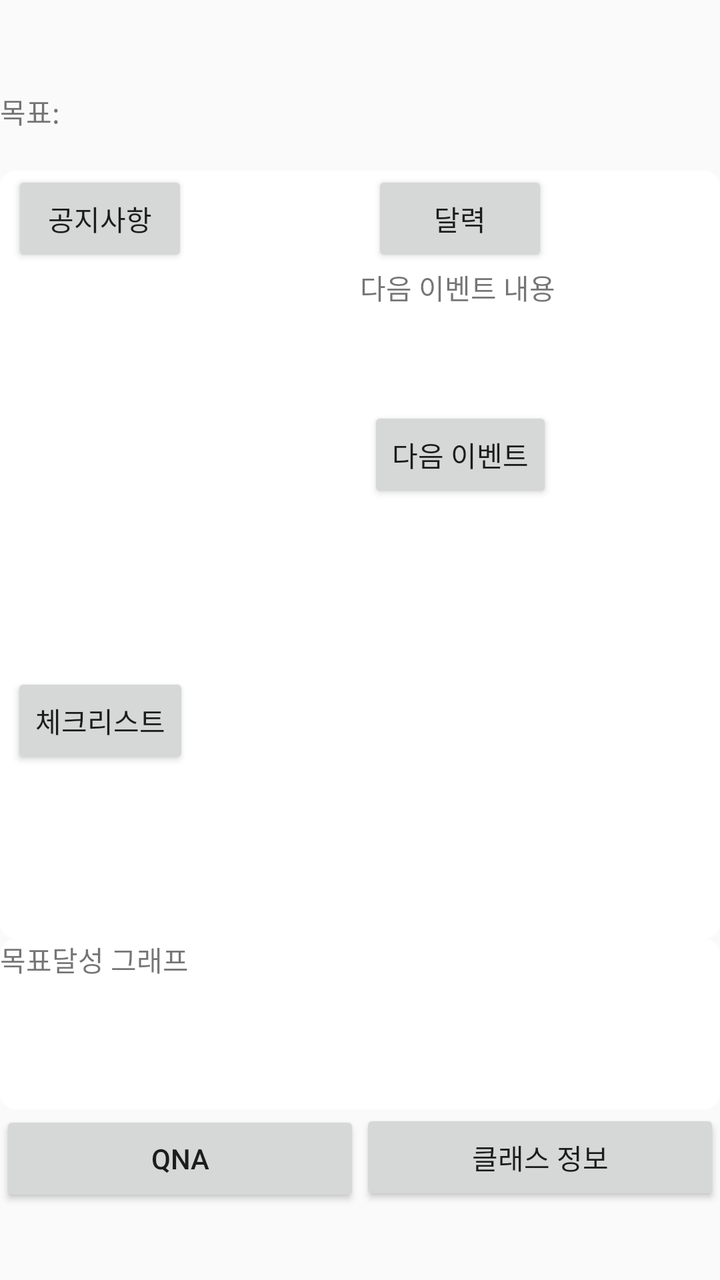
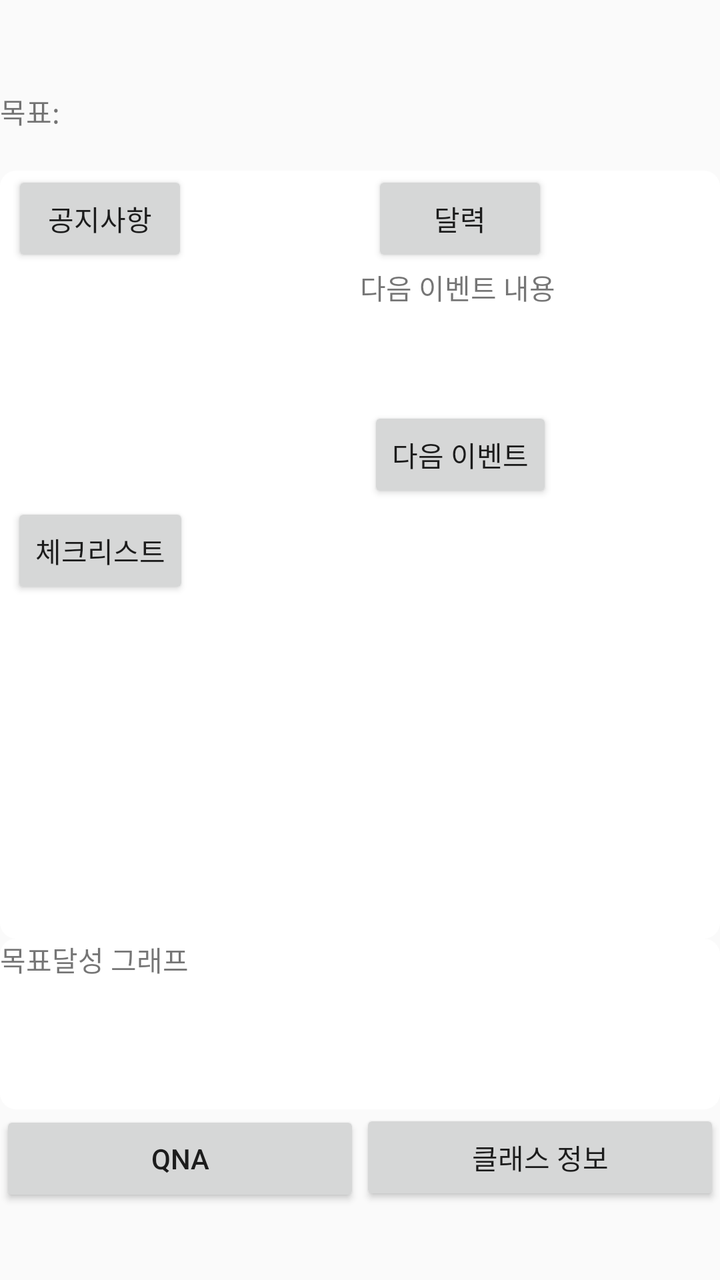

Before-and-after screenshots of an Android layout around one commit, followed by the original layout XML and the change that was made.
<!-- AndroidManifest.xml: application theme Theme.AppCompat.Light.DarkActionBar -->
<!-- res/layout/activity_in_class.xml -->
<?xml version="1.0" encoding="utf-8"?>
<LinearLayout xmlns:android="http://schemas.android.com/apk/res/android"
    android:layout_width="match_parent"
    android:layout_height="match_parent"
    android:orientation="vertical">

    <LinearLayout
        android:layout_weight="1"
        android:layout_width="match_parent"
        android:layout_height="0dp"
        android:orientation="vertical">
        <TextView
            android:layout_width="wrap_content"
            android:layout_height="wrap_content"
            android:id="@+id/InClassName"
            android:textSize="30dp"
            android:layout_gravity="center"/>
        <LinearLayout
            android:layout_marginTop="5dp"
            android:layout_width="match_parent"
            android:layout_height="wrap_content">
            <TextView
                android:layout_width="wrap_content"
                android:layout_height="wrap_content"
                android:layout_gravity="center"
                android:text="목표: " />

            <TextView
                android:id="@+id/cFGoal"
                android:layout_width="wrap_content"
                android:layout_height="match_parent" />
        </LinearLayout>

    </LinearLayout>

    <GridLayout
        android:layout_width="match_parent"
        android:layout_height="0dp"
        android:layout_weight="4.5"
        android:background="@drawable/border"
        android:columnCount="3">




        <Button
            android:id="@+id/notice"
            android:layout_rowSpan="1"
            android:layout_column="0"
            android:layout_columnSpan="2"
            android:layout_gravity="center"
            android:onClick="btnClick"
            android:text="공지사항" />

        <Button
            android:id="@+id/cal"
            android:layout_rowSpan="1"
            android:layout_columnSpan="1"
            android:layout_gravity="center"
            android:onClick="btnClick"
            android:text="달력" />

        <ListView
            android:id="@+id/shortNoticeList"
            android:layout_width="100dp"
            android:layout_height="100dp"
            android:layout_rowSpan="2"
            android:layout_column="0"
            android:layout_columnSpan="2"
            android:layout_gravity="center"
            android:text="공지사항내용" />


        <TextView
            android:layout_width="100dp"
            android:layout_height="70dp"
            android:layout_rowSpan="1"
            android:layout_columnSpan="1"
            android:layout_gravity="center"
            android:text="다음 이벤트 내용" />


        <Button
            android:id="@+id/nextEvent"
            android:layout_rowSpan="1"
            android:layout_column="2"
            android:layout_columnSpan="1"
            android:layout_gravity="center"
            android:onClick="btnClick"
            android:text="다음 이벤트" />

        <Button
            android:id="@+id/todo"
            android:layout_rowSpan="1"
            android:layout_column="0"
            android:layout_columnSpan="2"
            android:layout_gravity="center"
            android:onClick="btnClick"
            android:text="체크리스트" />


        <ScrollView
            android:layout_rowSpan="2"
            android:layout_column="0"
            android:layout_columnSpan="3"
            android:fillViewport="true">
            <ListView
                android:id="@+id/shortTodoList"
                android:layout_width="match_parent"
                android:layout_height="165dp"
                android:layout_gravity="center" />
        </ScrollView>



    </GridLayout>

    <LinearLayout
        android:layout_weight="1"
        android:layout_width="match_parent"
        android:layout_height="0dp"
        android:background="@drawable/border"
        android:orientation="vertical">

        <TextView
            android:layout_width="match_parent"
            android:layout_height="0dp"
            android:layout_weight="1"
            android:text="목표달성 그래프"/>




    </LinearLayout>

    <LinearLayout
        android:layout_width="match_parent"
        android:layout_height="0dp"
        android:layout_weight="1"
        android:orientation="horizontal">

        <Button
            android:id="@+id/qna"
            android:onClick="btnClick"
            android:layout_width="0dp"
            android:layout_height="wrap_content"
            android:layout_weight="1"
            android:text="QnA"/>

        <Button
            android:id="@+id/cInfo"
            android:onClick="btnClick"
            android:layout_width="0dp"
            android:layout_height="wrap_content"
            android:layout_weight="1"
            android:text="클래스 정보"/>

    </LinearLayout>

</LinearLayout>
<!-- resources referenced by this layout -->
<resources>
  <!-- drawable border (drawable) -->
  <?xml version="1.0" encoding="utf-8"?>
  <shape xmlns:android="http://schemas.android.com/apk/res/android">
      android:padding="10dp"
      android:shape="retangle">
  
      <stroke android:width="2dp"
          android:color="@color/white"/>
  
      <solid android:color="#ffffff"/>
      <corners
          android:topRightRadius="7dp"
          android:topLeftRadius="7dp"
          android:bottomRightRadius="7dp"
          android:bottomLeftRadius="7dp"/>
  </shape>
  <color name="white">#FFFFFF</color>
</resources>

<!-- the commit's change to res/layout/activity_in_class.xml (unified diff, before → after) -->
@@ -39,9 +39,6 @@
         android:layout_weight="4.5"
         android:background="@drawable/border"
         android:columnCount="3">
-
-
-
 
         <Button
             android:id="@+id/notice"
@@ -99,20 +96,15 @@
             android:text="체크리스트" />
 
 
-        <ScrollView
-            android:layout_rowSpan="2"
-            android:layout_column="0"
-            android:layout_columnSpan="3"
-            android:fillViewport="true">
+
             <ListView
+                android:layout_rowSpan="2"
+                android:layout_column="0"
+                android:layout_columnSpan="3"
                 android:id="@+id/shortTodoList"
                 android:layout_width="match_parent"
                 android:layout_height="165dp"
                 android:layout_gravity="center" />
-        </ScrollView>
-
-
-
     </GridLayout>
 
     <LinearLayout
